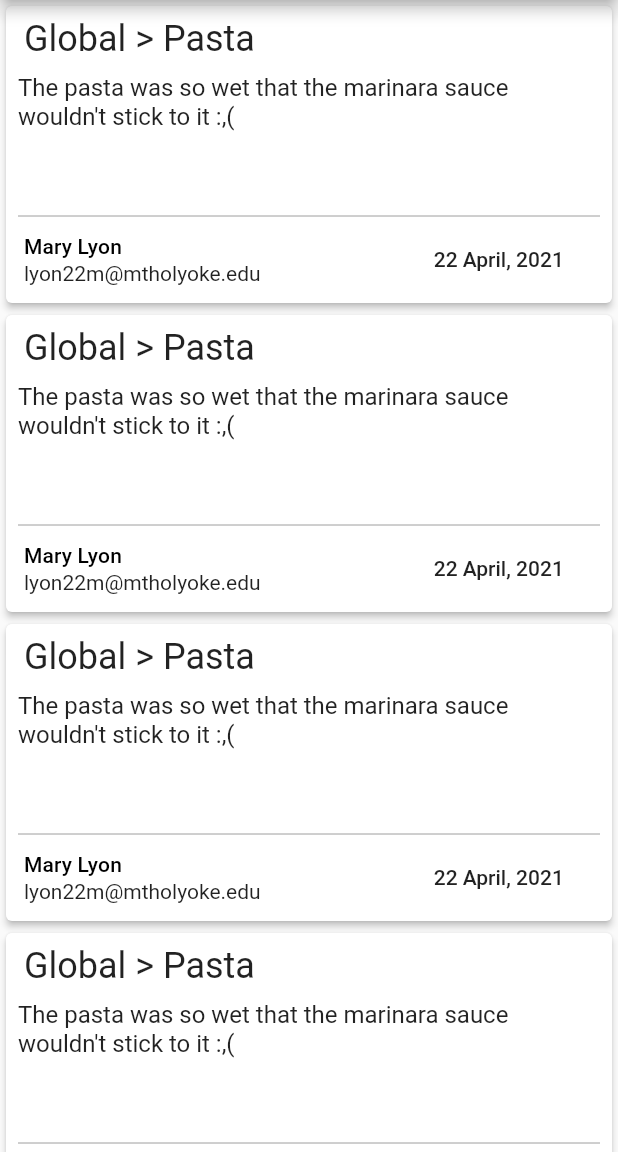
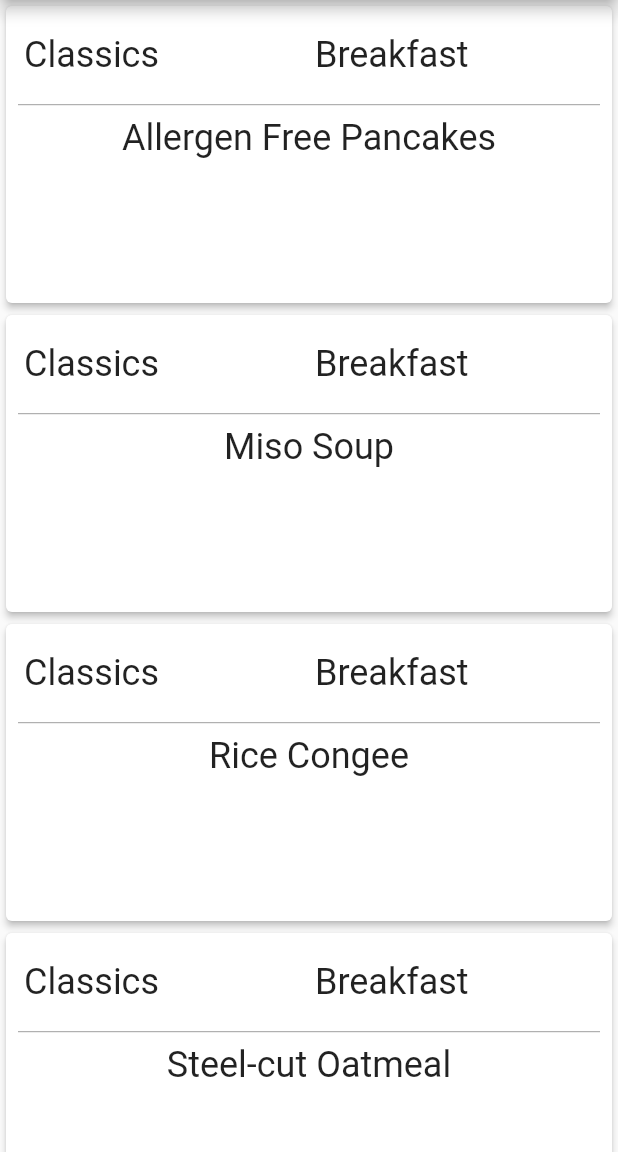
Before and after one commit to fowle22d/blanch_menu_app, a Flutter app: the HomePage screen opened directly, on a phone screen of 412 x 824 dp, the part 84-1236 px from its top. Run offline on Flutter 3.47's test engine with Material 2 defaults, Android fonts, the phone set to English and light mode, and no system bars; our stand-ins replace firebase_auth, firebase_core, google_sign_in; accounts and stored records are empty.

Commit message:
Created very basic page that displays when a user clicks on a post

```diff
--- a/lib/helper/demo_values.dart
+++ b/lib/helper/demo_values.dart
@@ -1,8 +1,30 @@
+import 'package:blanch_menu_app/model/post_model.dart';
+
 class DemoValues {
-  static final String userName = "Mary Lyon";
-  static final String userEmail = "lyon22m@mtholyoke.edu";
-  static final String postTime = "22 April, 2021";
-  static final String postTitle = "Global > Pasta";
-  static final String postText =
-      "The pasta was so wet that the marinara sauce wouldn't stick to it :,(";
+  static final List<PostModel> posts = [
+    PostModel(
+      id: "1",
+      meal: "Breakfast",
+      station: "Classics",
+      menu_item: "Allergen Free Pancakes",
+    ),
+    PostModel(
+      id: "2",
+      meal: "Breakfast",
+      station: "Classics",
+      menu_item: "Miso Soup",
+    ),
+    PostModel(
+      id: "3",
+      meal: "Breakfast",
+      station: "Classics",
+      menu_item: "Rice Congee",
+    ),
+    PostModel(
+      id: "4",
+      meal: "Breakfast",
+      station: "Classics",
+      menu_item: "Steel-cut Oatmeal",
+    ),
+  ];
 }
--- /dev/null
+++ b/lib/model/post_model.dart
@@ -0,0 +1,15 @@
+import 'package:flutter/material.dart';
+
+class PostModel {
+  final String id;
+  final String meal;
+  final String station;
+  final String menu_item;
+
+  const PostModel({
+    required this.id,
+    required this.meal,
+    required this.station,
+    required this.menu_item,
+  });
+}
--- a/lib/view/pages/home_page.dart
+++ b/lib/view/pages/home_page.dart
@@ -1,4 +1,5 @@
 import 'package:flutter/material.dart';
+import 'package:blanch_menu_app/helper/demo_values.dart';
 import 'package:blanch_menu_app/view/widgets/post_card.dart';
 
 // Create stateless HomePage widget
@@ -20,9 +21,9 @@ class HomePage extends StatelessWidget {
       // .builder() function takes itsm cont (num widgets to build) and
       // itemBuilder (a function to build given type of widget)
       body: ListView.builder(
-        itemCount: 5,
+        itemCount: DemoValues.posts.length,
         itemBuilder: (BuildContext context, int index) {
-          return PostCard();
+          return PostCard(postData: DemoValues.posts[index]);
         },
       ),
     );
--- /dev/null
+++ b/lib/view/pages/post_page.dart
@@ -0,0 +1,16 @@
+import 'package:flutter/material.dart';
+import 'package:blanch_menu_app/model/post_model.dart';
+
+class PostPage extends StatelessWidget {
+  final PostModel postData;
+
+  const PostPage({Key? key, required this.postData}) : super(key: key);
+
+  @override
+  Widget build(BuildContext context) {
+    return Scaffold(
+      appBar: AppBar(title: Text("Blanch Menu App")),
+      body: Center(child: Text(postData.menu_item)),
+    );
+  }
+}
--- a/lib/view/widgets/google_sign_in_button.dart
+++ b/lib/view/widgets/google_sign_in_button.dart
@@ -2,6 +2,8 @@ import 'package:firebase_auth/firebase_auth.dart';
 import 'package:flutter/material.dart';
 import 'package:blanch_menu_app/view/pages/user_info_screen.dart';
 import 'package:blanch_menu_app/utils/authentication.dart';
+
+import '../../stationPage.dart';
 
 class GoogleSignInButton extends StatefulWidget {
   @override
@@ -42,9 +44,9 @@ class _GoogleSignInButtonState extends State<GoogleSignInButton> {
                 if (user != null) {
                   Navigator.of(context).pushReplacement(
                     MaterialPageRoute(
-                      builder: (context) => UserInfoScreen(
-                        user: user,
-                      ),
+                      builder: (context) => StationPage(), //UserInfoScreen(
+                      //user: user,
+                      //),
                     ),
                   );
                 }
--- /dev/null
+++ b/lib/view/widgets/inherited_widgets/inherited_post_model.dart
@@ -0,0 +1,23 @@
+import 'package:flutter/material.dart';
+import 'package:blanch_menu_app/model/post_model.dart';
+
+class InheritedPostModel extends InheritedWidget {
+  final PostModel postData;
+  final Widget child;
+
+  InheritedPostModel({
+    Key? key,
+    required this.postData,
+    required this.child,
+  }) : super(key: key, child: child);
+
+  static InheritedPostModel of(BuildContext context) {
+    return (context.dependOnInheritedWidgetOfExactType<InheritedPostModel>()
+        as InheritedPostModel);
+  }
+
+  @override
+  bool updateShouldNotify(InheritedPostModel oldWidget) {
+    return true;
+  }
+}
--- a/lib/view/widgets/post_card.dart
+++ b/lib/view/widgets/post_card.dart
@@ -1,24 +1,40 @@
+import 'package:blanch_menu_app/view/widgets/inherited_widgets/inherited_post_model.dart';
 import 'package:flutter/material.dart';
 import 'package:blanch_menu_app/helper/demo_values.dart';
+import 'package:blanch_menu_app/model/post_model.dart';
+import 'package:blanch_menu_app/view/pages/post_page.dart';
 
 class PostCard extends StatelessWidget {
-  const PostCard({Key? key}) : super(key: key);
+  final PostModel postData;
+
+  const PostCard({Key? key, required this.postData}) : super(key: key);
 
   @override
   Widget build(BuildContext context) {
-    return AspectRatio(
+    return GestureDetector(
+      onTap: () {
+        Navigator.push(context,
+            MaterialPageRoute(builder: (BuildContext context) {
+          return PostPage(postData: postData);
+        }));
+      },
+      child: AspectRatio(
         aspectRatio: 6 / 3,
         child: Card(
           elevation: 2,
           child: Container(
             margin: const EdgeInsets.all(4.0),
             padding: const EdgeInsets.all(4.0),
+            child: InheritedPostModel(
+              postData: postData,
               child: Column(
                 children: <Widget>[
                   _Post(),
                   Divider(color: Colors.grey),
-              _PostDetails(),
+                  _MenuItem(),
                 ],
+              ),
+            ),
           ),
         ),
       ),
@@ -33,94 +49,58 @@ class _Post extends StatelessWidget {
   Widget build(BuildContext context) {
     return Expanded(
       flex: 3,
-      child: Column(
-          crossAxisAlignment: CrossAxisAlignment.start,
-          mainAxisAlignment: MainAxisAlignment.start,
-          children: <Widget>[_PostTitle(), _PostText()]),
+      child: Row(children: <Widget>[_Station(), _Meal()]),
     );
   }
 }
 
-class _PostTitle extends StatelessWidget {
-  const _PostTitle({Key? key}) : super(key: key);
+class _Station extends StatelessWidget {
+  const _Station({Key? key}) : super(key: key);
 
   @override
   Widget build(BuildContext context) {
-    final TextStyle? titleTheme = Theme.of(context).textTheme.headline5;
-    final String title = DemoValues.postTitle;
+    final PostModel postData = InheritedPostModel.of(context).postData;
+    final TextStyle? stationTheme = Theme.of(context).textTheme.headline5;
+    final String station = postData.station;
 
     return Expanded(
       flex: 3,
       child: Padding(
         padding: const EdgeInsets.only(left: 4.0),
-        child: Text(title, style: titleTheme),
+        child: Text(station, style: stationTheme),
       ),
     );
   }
 }
 
-class _PostText extends StatelessWidget {
-  const _PostText({Key? key}) : super(key: key);
+class _Meal extends StatelessWidget {
+  const _Meal({Key? key}) : super(key: key);
 
   @override
   Widget build(BuildContext context) {
-    final TextStyle? pTextTheme = Theme.of(context).textTheme.subtitle1;
-    final String pText = DemoValues.postText;
-
-    return Expanded(flex: 7, child: Text(pText, style: pTextTheme));
-  }
-}
-
-class _PostDetails extends StatelessWidget {
-  const _PostDetails({Key? key}) : super(key: key);
-
-  @override
-  Widget build(BuildContext context) {
-    return Row(
-      children: <Widget>[
-        _UserNameAndEmail(),
-        _PostTimeStamp(),
-      ],
-    );
-  }
-}
-
-class _UserNameAndEmail extends StatelessWidget {
-  const _UserNameAndEmail({Key? key}) : super(key: key);
-
-  @override
-  Widget build(BuildContext context) {
-    final TextStyle? nameTheme = Theme.of(context).textTheme.subtitle;
-    final TextStyle? emailTheme = Theme.of(context).textTheme.body1;
+    final PostModel postData = InheritedPostModel.of(context).postData;
+    final TextStyle? mealTheme = Theme.of(context).textTheme.headline5;
+    final String meal = postData.meal;
 
     return Expanded(
-      flex: 5,
+      flex: 3,
       child: Padding(
-        padding: const EdgeInsets.all(4.0),
-        child: Column(
-          mainAxisAlignment: MainAxisAlignment.start,
-          crossAxisAlignment: CrossAxisAlignment.start,
-          children: <Widget>[
-            Text(DemoValues.userName, style: nameTheme),
-            SizedBox(height: 2.0),
-            Text(DemoValues.userEmail, style: emailTheme),
-          ],
-        ),
+        padding: const EdgeInsets.only(left: 4.0),
+        child: Text(meal, style: mealTheme),
       ),
     );
   }
 }
 
-class _PostTimeStamp extends StatelessWidget {
-  const _PostTimeStamp({Key? key}) : super(key: key);
+class _MenuItem extends StatelessWidget {
+  const _MenuItem({Key? key}) : super(key: key);
 
   @override
   Widget build(BuildContext context) {
-    final TextStyle? timeTheme = Theme.of(context).textTheme.button;
+    final PostModel postData = InheritedPostModel.of(context).postData;
+    final TextStyle? menuItemTheme = Theme.of(context).textTheme.headline5;
+    final String menuItem = postData.menu_item;
 
-    return Expanded(
-      flex: 2,
-      child: Text(DemoValues.postTime, style: timeTheme),
-    );
+    return Expanded(flex: 7, child: Text(menuItem, style: menuItemTheme));
   }
 }
```
Also changed, not shown: pubspec.lock, 1 other file. Lines whose indentation alone changed are shown as unchanged.
